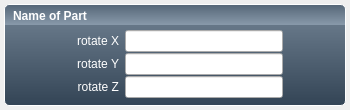
Old version of the form panel_single.ui in the repository sdao/mannequin.
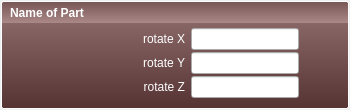
New version of the form.

Commit message: implement double panels

What changed in the file:
```diff
--- a/panel_single.ui
+++ b/panel_single.ui
@@ -49,11 +49,13 @@
      <property name="styleSheet">
       <string notr="true">QGroupBox {
 	border: 1px solid white;
-	background-color: qlineargradient(x1: 0, y1: 0, x2: 0, y2: 1, stop: 0 #567, stop: 0.2 #89a, stop: 0.2001 #678, stop: 1 #345);
-	margin: 4px;
-	border-radius: 5px;
+	/*background-color: qlineargradient(x1: 0, y1: 0, x2: 0, y2: 1, stop: 0 #567, stop: 0.2 #89a, stop: 0.2001 #678, stop: 1 #345);*/
+	/*background-color: qlineargradient(x1: 0, y1: 0, x2: 0, y2: 1, stop: 0 #675, stop: 0.2 #9a8, stop: 0.2001 #786, stop: 1 #453);*/
+	background-color: qlineargradient(x1: 0, y1: 0, x2: 0, y2: 1, stop: 0 #755, stop: 0.2 #a88, stop: 0.2001 #866, stop: 1 #533);
+	margin: 1px;
 	font: bold;
 	color: white;
+	border-radius: 2px;
 }
 
 QGroupBox::title {
@@ -72,7 +74,7 @@
      <property name="alignment">
       <set>Qt::AlignCenter</set>
      </property>
-     <layout class="QGridLayout" name="gridLayout" columnstretch="2,3,1">
+     <layout class="QGridLayout" name="gridLayout" columnstretch="2,0,0">
       <property name="topMargin">
        <number>24</number>
       </property>
@@ -82,25 +84,6 @@
       <property name="verticalSpacing">
        <number>0</number>
       </property>
-      <item row="2" column="0">
-       <widget class="QLabel" name="rotateZLabel">
-        <property name="sizePolicy">
-         <sizepolicy hsizetype="Expanding" vsizetype="Preferred">
-          <horstretch>0</horstretch>
-          <verstretch>0</verstretch>
-         </sizepolicy>
-        </property>
-        <property name="styleSheet">
-         <string notr="true">color: #fff;</string>
-        </property>
-        <property name="text">
-         <string>rotate Z</string>
-        </property>
-        <property name="alignment">
-         <set>Qt::AlignRight|Qt::AlignTrailing|Qt::AlignVCenter</set>
-        </property>
-       </widget>
-      </item>
       <item row="0" column="0">
        <widget class="QLabel" name="rotateXLabel">
         <property name="sizePolicy">
@@ -120,6 +103,63 @@
         </property>
        </widget>
       </item>
+      <item row="1" column="1">
+       <widget class="QLineEdit" name="rotateYEdit">
+        <property name="enabled">
+         <bool>true</bool>
+        </property>
+        <property name="sizePolicy">
+         <sizepolicy hsizetype="Expanding" vsizetype="Fixed">
+          <horstretch>0</horstretch>
+          <verstretch>0</verstretch>
+         </sizepolicy>
+        </property>
+        <property name="maximumSize">
+         <size>
+          <width>200</width>
+          <height>16777215</height>
+         </size>
+        </property>
+       </widget>
+      </item>
+      <item row="1" column="0">
+       <widget class="QLabel" name="rotateYLabel">
+        <property name="sizePolicy">
+         <sizepolicy hsizetype="Expanding" vsizetype="Preferred">
+          <horstretch>0</horstretch>
+          <verstretch>0</verstretch>
+         </sizepolicy>
+        </property>
+        <property name="styleSheet">
+         <string notr="true">color: #fff;</string>
+        </property>
+        <property name="text">
+         <string>rotate Y</string>
+        </property>
+        <property name="alignment">
+         <set>Qt::AlignRight|Qt::AlignTrailing|Qt::AlignVCenter</set>
+        </property>
+       </widget>
+      </item>
+      <item row="0" column="1">
+       <widget class="QLineEdit" name="rotateXEdit">
+        <property name="enabled">
+         <bool>true</bool>
+        </property>
+        <property name="sizePolicy">
+         <sizepolicy hsizetype="Expanding" vsizetype="Fixed">
+          <horstretch>0</horstretch>
+          <verstretch>0</verstretch>
+         </sizepolicy>
+        </property>
+        <property name="maximumSize">
+         <size>
+          <width>200</width>
+          <height>16777215</height>
+         </size>
+        </property>
+       </widget>
+      </item>
       <item row="0" column="2">
        <spacer name="horizontalSpacer">
         <property name="orientation">
@@ -133,44 +173,6 @@
         </property>
        </spacer>
       </item>
-      <item row="0" column="1">
-       <widget class="QLineEdit" name="rotateXEdit">
-        <property name="enabled">
-         <bool>true</bool>
-        </property>
-        <property name="sizePolicy">
-         <sizepolicy hsizetype="Expanding" vsizetype="Fixed">
-          <horstretch>0</horstretch>
-          <verstretch>0</verstretch>
-         </sizepolicy>
-        </property>
-        <property name="maximumSize">
-         <size>
-          <width>200</width>
-          <height>16777215</height>
-         </size>
-        </property>
-       </widget>
-      </item>
-      <item row="1" column="0">
-       <widget class="QLabel" name="rotateYLabel">
-        <property name="sizePolicy">
-         <sizepolicy hsizetype="Expanding" vsizetype="Preferred">
-          <horstretch>0</horstretch>
-          <verstretch>0</verstretch>
-         </sizepolicy>
-        </property>
-        <property name="styleSheet">
-         <string notr="true">color: #fff;</string>
-        </property>
-        <property name="text">
-         <string>rotate Y</string>
-        </property>
-        <property name="alignment">
-         <set>Qt::AlignRight|Qt::AlignTrailing|Qt::AlignVCenter</set>
-        </property>
-       </widget>
-      </item>
       <item row="2" column="1">
        <widget class="QLineEdit" name="rotateZEdit">
         <property name="enabled">
@@ -190,22 +192,22 @@
         </property>
        </widget>
       </item>
-      <item row="1" column="1">
-       <widget class="QLineEdit" name="rotateYEdit">
-        <property name="enabled">
-         <bool>true</bool>
-        </property>
+      <item row="2" column="0">
+       <widget class="QLabel" name="rotateZLabel">
         <property name="sizePolicy">
-         <sizepolicy hsizetype="Expanding" vsizetype="Fixed">
+         <sizepolicy hsizetype="Expanding" vsizetype="Preferred">
           <horstretch>0</horstretch>
           <verstretch>0</verstretch>
          </sizepolicy>
         </property>
-        <property name="maximumSize">
-         <size>
-          <width>200</width>
-          <height>16777215</height>
-         </size>
+        <property name="styleSheet">
+         <string notr="true">color: #fff;</string>
+        </property>
+        <property name="text">
+         <string>rotate Z</string>
+        </property>
+        <property name="alignment">
+         <set>Qt::AlignRight|Qt::AlignTrailing|Qt::AlignVCenter</set>
         </property>
        </widget>
       </item>
```
The commit also changes 3 other files.
